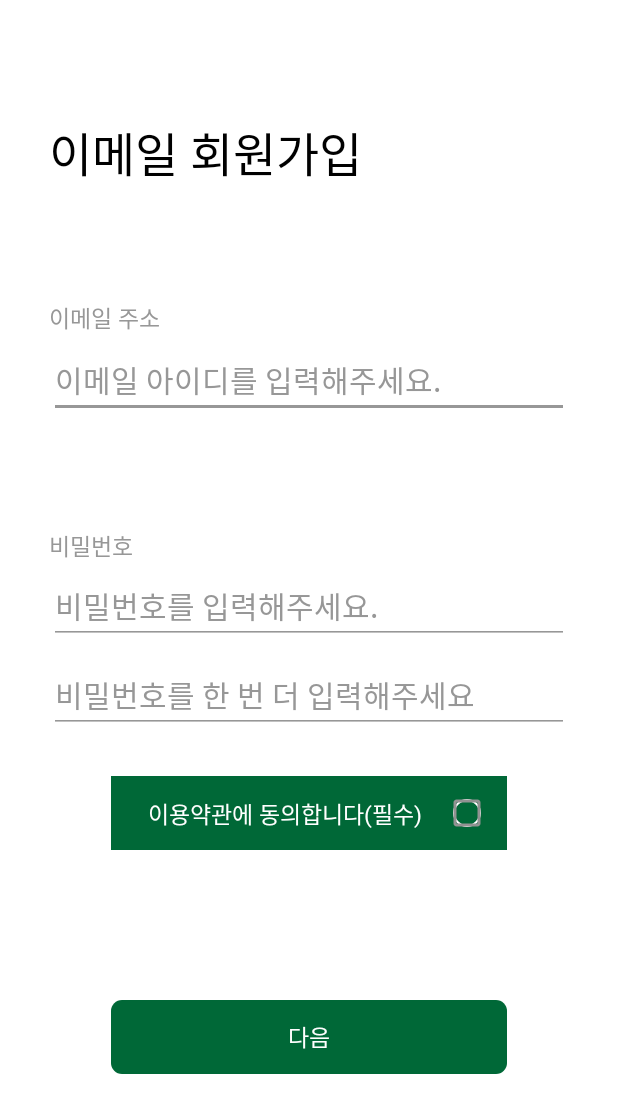
After one commit to 8793COMPANY/Medicinal-Herb, an Android app: the JoinActivity screen opened directly, with no data from a screen before it, on a phone screen of 412 x 824 dp. The commit adds this screen. Shown: the top 1113 px of the screen. Run offline under Robolectric (Android 15) with nearby library versions, the phone set to English and light mode, and no system bars.

```diff
--- /dev/null
+++ b/app/src/main/java/com/corporation8793/medicinal_herb/JoinActivity.java
@@ -0,0 +1,14 @@
+package com.corporation8793.medicinal_herb;
+
+import androidx.appcompat.app.AppCompatActivity;
+
+import android.os.Bundle;
+
+public class JoinActivity extends AppCompatActivity {
+
+    @Override
+    protected void onCreate(Bundle savedInstanceState) {
+        super.onCreate(savedInstanceState);
+        setContentView(R.layout.activity_join);
+    }
+}
--- /dev/null
+++ b/app/src/main/res/drawable-v24/custom_checkbox.xml
@@ -0,0 +1,12 @@
+<?xml version="1.0" encoding="utf-8"?>
+<shape xmlns:android="http://schemas.android.com/apk/res/android"
+    android:shape="oval">
+
+    <solid android:color="@color/green"></solid>
+    <stroke android:color="@color/white" android:width="1dp"></stroke>
+    <corners
+        android:topLeftRadius="7dp"
+        android:bottomRightRadius="7dp"
+        android:bottomLeftRadius="7dp"
+        android:topRightRadius="7dp"></corners>
+</shape>
--- /dev/null
+++ b/app/src/main/res/drawable-v24/green_box.xml
@@ -0,0 +1,11 @@
+<?xml version="1.0" encoding="utf-8"?>
+<shape xmlns:android="http://schemas.android.com/apk/res/android"
+    android:shape="rectangle">
+
+    <solid android:color="@color/green"></solid>
+    <corners
+        android:topLeftRadius="7dp"
+        android:bottomRightRadius="7dp"
+        android:bottomLeftRadius="7dp"
+        android:topRightRadius="7dp"></corners>
+</shape>
--- /dev/null
+++ b/app/src/main/res/layout/activity_join.xml
@@ -0,0 +1,191 @@
+<?xml version="1.0" encoding="utf-8"?>
+<androidx.constraintlayout.widget.ConstraintLayout xmlns:android="http://schemas.android.com/apk/res/android"
+    xmlns:app="http://schemas.android.com/apk/res-auto"
+    xmlns:tools="http://schemas.android.com/tools"
+    android:layout_width="match_parent"
+    android:layout_height="match_parent"
+    tools:context=".JoinActivity"
+    android:background="@color/white">
+
+    <androidx.constraintlayout.widget.Guideline
+        android:id="@+id/guideline_left"
+        android:layout_width="0dp"
+        android:layout_height="0dp"
+        app:layout_constraintGuide_percent="0.08"
+        app:layout_constraintEnd_toEndOf="parent"
+        app:layout_constraintStart_toStartOf="parent"
+        app:layout_constraintTop_toTopOf="parent"
+        app:layout_constraintBottom_toBottomOf="parent"
+        android:orientation="vertical"></androidx.constraintlayout.widget.Guideline>
+
+    <androidx.constraintlayout.widget.Guideline
+        android:id="@+id/guideline_right"
+        android:layout_width="0dp"
+        android:layout_height="0dp"
+        app:layout_constraintGuide_percent="0.92"
+        app:layout_constraintEnd_toEndOf="parent"
+        app:layout_constraintStart_toStartOf="parent"
+        app:layout_constraintTop_toTopOf="parent"
+        app:layout_constraintBottom_toBottomOf="parent"
+        android:orientation="vertical"></androidx.constraintlayout.widget.Guideline>
+
+    <TextView
+        android:layout_width="wrap_content"
+        android:layout_height="wrap_content"
+        android:text="이메일 회원가입"
+        android:textStyle="normal"
+        android:fontFamily="@font/nskr_medium"
+        android:textSize="31dp"
+        android:textColor="@color/black"
+        app:layout_constraintTop_toTopOf="parent"
+        app:layout_constraintBottom_toBottomOf="parent"
+        app:layout_constraintLeft_toLeftOf="@+id/guideline_left"
+        app:layout_constraintVertical_bias="0.1"></TextView>
+
+
+    <TextView
+        android:id="@+id/id_section"
+        android:layout_width="wrap_content"
+        android:layout_height="wrap_content"
+        android:text="이메일 주소"
+        android:textStyle="normal"
+        android:fontFamily="@font/nskr_medium"
+        android:textSize="15dp"
+        android:textColor="@color/gray"
+        app:layout_constraintTop_toTopOf="parent"
+        app:layout_constraintBottom_toBottomOf="parent"
+        app:layout_constraintLeft_toLeftOf="@+id/guideline_left"
+        app:layout_constraintVertical_bias="0.25"></TextView>
+
+
+    <EditText
+        android:id="@+id/id_input_box"
+        android:layout_width="0dp"
+        android:layout_height="0dp"
+        android:textSize="20dp"
+        app:layout_constraintTop_toBottomOf="@+id/id_section"
+        app:layout_constraintBottom_toBottomOf="parent"
+        app:layout_constraintLeft_toLeftOf="@+id/guideline_left"
+        app:layout_constraintRight_toRightOf="@+id/guideline_right"
+        app:layout_constraintHeight_percent="0.06"
+        app:layout_constraintVertical_bias="0.01"
+        android:hint="이메일 아이디를 입력해주세요."
+        android:backgroundTint="@color/gray"
+        android:textColorHint="@color/gray"></EditText>
+
+
+    <TextView
+        android:id="@+id/pw_section"
+        android:layout_width="wrap_content"
+        android:layout_height="wrap_content"
+        android:text="비밀번호"
+        android:textStyle="normal"
+        android:fontFamily="@font/nskr_medium"
+        android:textSize="15dp"
+        android:textColor="@color/gray"
+        app:layout_constraintTop_toTopOf="parent"
+        app:layout_constraintBottom_toBottomOf="parent"
+        app:layout_constraintLeft_toLeftOf="@+id/guideline_left"
+        app:layout_constraintVertical_bias="0.44"></TextView>
+
+
+    <EditText
+        android:id="@+id/pw_input_box"
+        android:layout_width="0dp"
+        android:layout_height="0dp"
+        android:textSize="20dp"
+        app:layout_constraintTop_toBottomOf="@+id/pw_section"
+        app:layout_constraintBottom_toBottomOf="parent"
+        app:layout_constraintLeft_toLeftOf="@+id/guideline_left"
+        app:layout_constraintRight_toRightOf="@+id/guideline_right"
+        app:layout_constraintHeight_percent="0.06"
+        app:layout_constraintVertical_bias="0.01"
+        android:hint="비밀번호를 입력해주세요."
+        android:backgroundTint="@color/gray"
+        android:textColorHint="@color/gray"></EditText>
+
+
+    <EditText
+        android:id="@+id/pw_check_input_box"
+        android:layout_width="0dp"
+        android:layout_height="0dp"
+        app:layout_constraintTop_toBottomOf="@+id/pw_input_box"
+        app:layout_constraintBottom_toBottomOf="parent"
+        app:layout_constraintLeft_toLeftOf="@+id/guideline_left"
+        app:layout_constraintRight_toRightOf="@+id/guideline_right"
+        app:layout_constraintVertical_bias="0.03"
+        app:layout_constraintHeight_percent="0.06"
+        android:hint="비밀번호를 한 번 더 입력해주세요"
+        android:textSize="20dp"
+        android:backgroundTint="@color/gray"
+        android:textColorHint="@color/gray"></EditText>
+
+
+    <androidx.constraintlayout.widget.ConstraintLayout
+        android:id="@+id/access_terms_box"
+        android:layout_width="0dp"
+        android:layout_height="0dp"
+        android:background="@color/green"
+        app:layout_constraintVertical_bias="0.1"
+        app:layout_constraintWidth_percent="0.64"
+        app:layout_constraintHeight_percent="0.06"
+        app:layout_constraintTop_toBottomOf="@+id/pw_check_input_box"
+        app:layout_constraintBottom_toBottomOf="parent"
+        app:layout_constraintLeft_toLeftOf="@+id/guideline_left"
+        app:layout_constraintRight_toRightOf="@+id/guideline_right">
+
+        <TextView
+            android:id="@+id/access_term_text"
+            android:layout_width="wrap_content"
+            android:layout_height="wrap_content"
+            android:text="이용약관에 동의합니다(필수)"
+            android:textColor="@color/white"
+            android:textSize="15dp"
+            android:fontFamily="@font/noto_sans_kr_regular"
+            app:layout_constraintTop_toTopOf="parent"
+            app:layout_constraintBottom_toBottomOf="parent"
+            app:layout_constraintStart_toStartOf="parent"
+            app:layout_constraintEnd_toEndOf="parent"
+            app:layout_constraintHorizontal_bias="0.3"></TextView>
+
+        <CheckBox
+            android:layout_width="0dp"
+            android:layout_height="0dp"
+            android:background="@drawable/custom_checkbox"
+            app:layout_constraintDimensionRatio="1:1"
+            app:layout_constraintWidth_percent="0.07"
+            app:layout_constraintTop_toTopOf="parent"
+            app:layout_constraintBottom_toBottomOf="parent"
+            app:layout_constraintLeft_toRightOf="@+id/access_term_text"
+            app:layout_constraintRight_toRightOf="parent"
+            app:layout_constraintHorizontal_bias="0.55"></CheckBox>
+
+
+
+
+    </androidx.constraintlayout.widget.ConstraintLayout>
+
+    <androidx.appcompat.widget.LinearLayoutCompat
+        android:layout_width="0dp"
+        android:layout_height="0dp"
+        android:background="@drawable/green_box"
+        app:layout_constraintVertical_bias="0.48"
+        app:layout_constraintWidth_percent="0.64"
+        app:layout_constraintHeight_percent="0.06"
+        app:layout_constraintTop_toBottomOf="@+id/access_terms_box"
+        app:layout_constraintBottom_toBottomOf="parent"
+        app:layout_constraintLeft_toLeftOf="@+id/guideline_left"
+        app:layout_constraintRight_toRightOf="@+id/guideline_right">
+        <TextView
+            android:layout_width="match_parent"
+            android:layout_height="match_parent"
+            android:text="다음"
+            android:textSize="15dp"
+            android:textColor="@color/white"
+            android:fontFamily="@font/noto_sans_kr_regular"
+            android:gravity="center"></TextView>
+    </androidx.appcompat.widget.LinearLayoutCompat>
+
+
+
+</androidx.constraintlayout.widget.ConstraintLayout>
--- a/app/src/main/res/values/colors.xml
+++ b/app/src/main/res/values/colors.xml
@@ -7,4 +7,6 @@
     <color name="teal_700">#FF018786</color>
     <color name="black">#FF000000</color>
     <color name="white">#FFFFFFFF</color>
+    <color name="gray">#979797</color>
+    <color name="green">#006837</color>
 </resources>
```
Also changed, not shown: app/src/main/AndroidManifest.xml (+21 -6 lines), app/src/main/java/com/corporation8793/medicinal_herb/LoginActivity.java (added, +14 -0 lines), app/src/main/java/com/corporation8793/medicinal_herb/ProfileActivity.java (added, +14 -0 lines), app/src/main/java/com/corporation8793/medicinal_herb/SetNotiActivity.java (added, +14 -0 lines), app/src/main/res/drawable-v24/switch_thumb_off.xml (added, +25 -0 lines), app/src/main/res/drawable-v24/switch_thumb_on.xml (added, +25 -0 lines), app/src/main/res/drawable-v24/switch_thumb_selector.xml (added, +11 -0 lines), app/src/main/res/drawable-v24/switch_track_off.xml (added, +15 -0 lines), app/src/main/res/drawable-v24/switch_track_on.xml (added, +12 -0 lines), app/src/main/res/drawable-v24/switch_track_selector.xml (added, +11 -0 lines), app/src/main/res/layout/activity_login.xml (added, +121 -0 lines), app/src/main/res/layout/activity_profile.xml (added, +15 -0 lines), app/src/main/res/layout/activity_set_noti.xml (added, +164 -0 lines), 31 other files.
